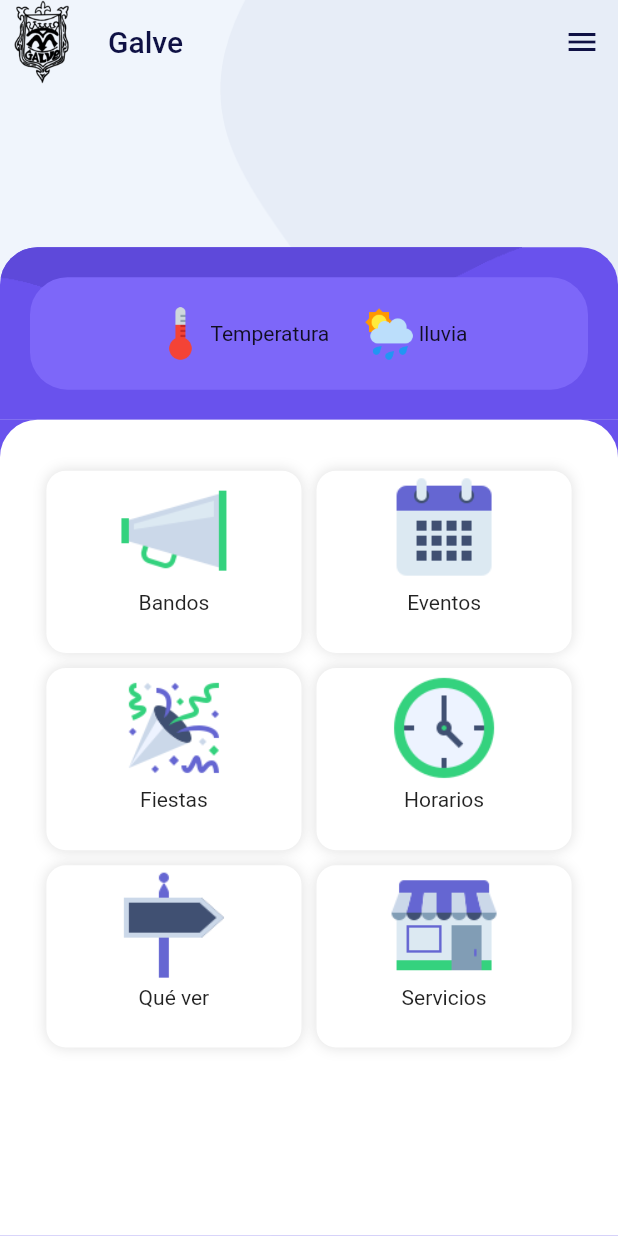
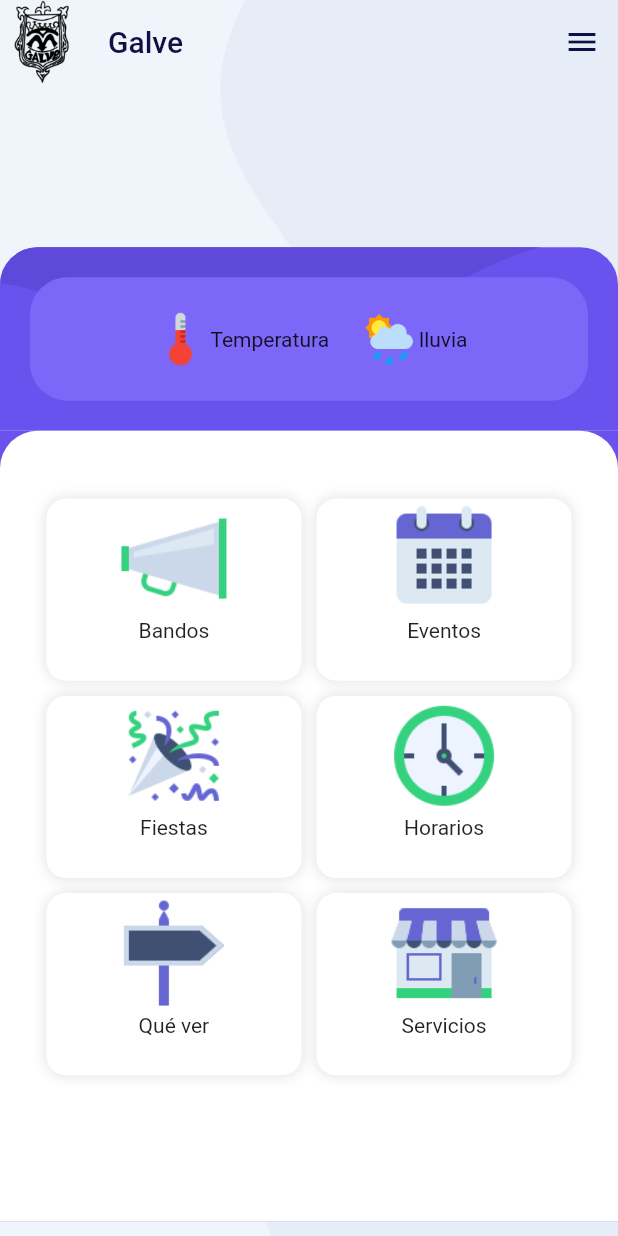
Before and after one commit to Lauliett/galve, a Flutter app: the screen it shows after launch, on a phone screen of 412 x 824 dp. Run offline on Flutter 3.47's test engine with Material 2 defaults, Android fonts, the phone set to English and light mode, and no system bars; our stand-ins replace flutter_secure_storage, shared_preferences, syncfusion_flutter_calendar; network calls fail.

Commit message:
solucionado desbordamiento

```diff
--- a/lib/screens/home_screen.dart
+++ b/lib/screens/home_screen.dart
@@ -73,7 +73,7 @@ class TiempoContainer extends StatelessWidget {
         child: Column(
           children: [
             Container(
-                height: 75,
+                height: size.height * 0.1,
                 child: ElTiempo(),
                 decoration: BoxDecoration(
                   color: Color.fromRGBO(125, 103, 249, 1.0),
@@ -90,6 +90,7 @@ class ElTiempo extends StatelessWidget {
 
   @override
   Widget build(BuildContext context) {
+    final size = MediaQuery.of(context).size;
     return Row(
       mainAxisAlignment: MainAxisAlignment.center,
       crossAxisAlignment: CrossAxisAlignment.center,
@@ -121,11 +122,11 @@ class DashBoardSeccion extends StatelessWidget {
     return Container(
       color: Color.fromRGBO(105, 82, 237, 1.0),
       child: Container(
-        height: size.height * 0.66,
+        height: size.height * 0.64,
         child: Column(
           children: [
             SizedBox(
-              height: 30,
+              height: size.height * 0.05,
             ),
             Expanded(child: GirdHome())
           ],
```
